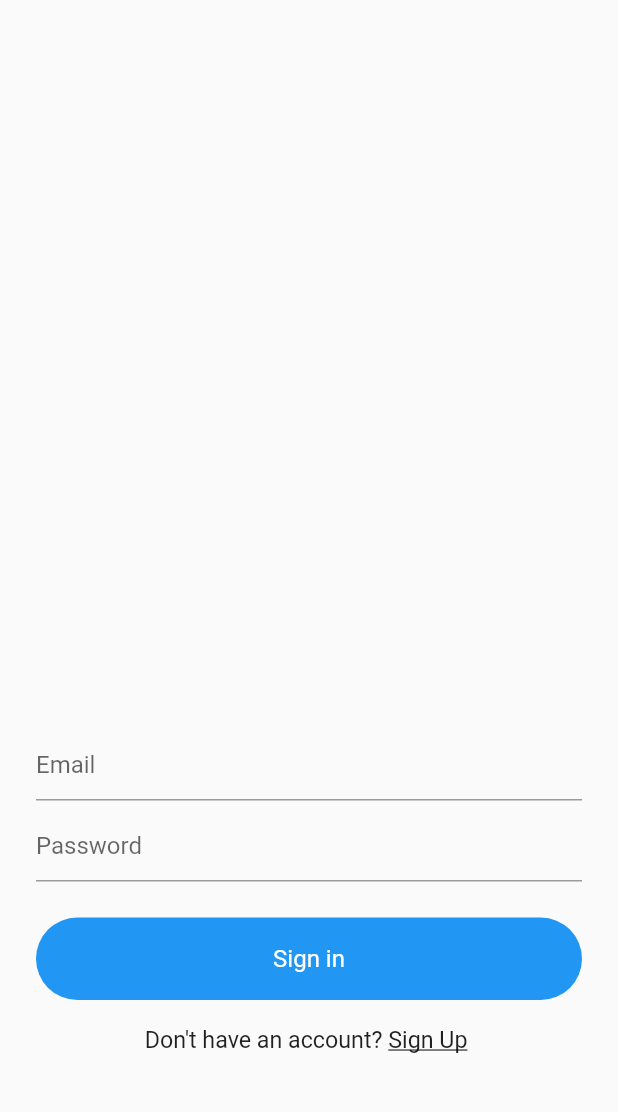
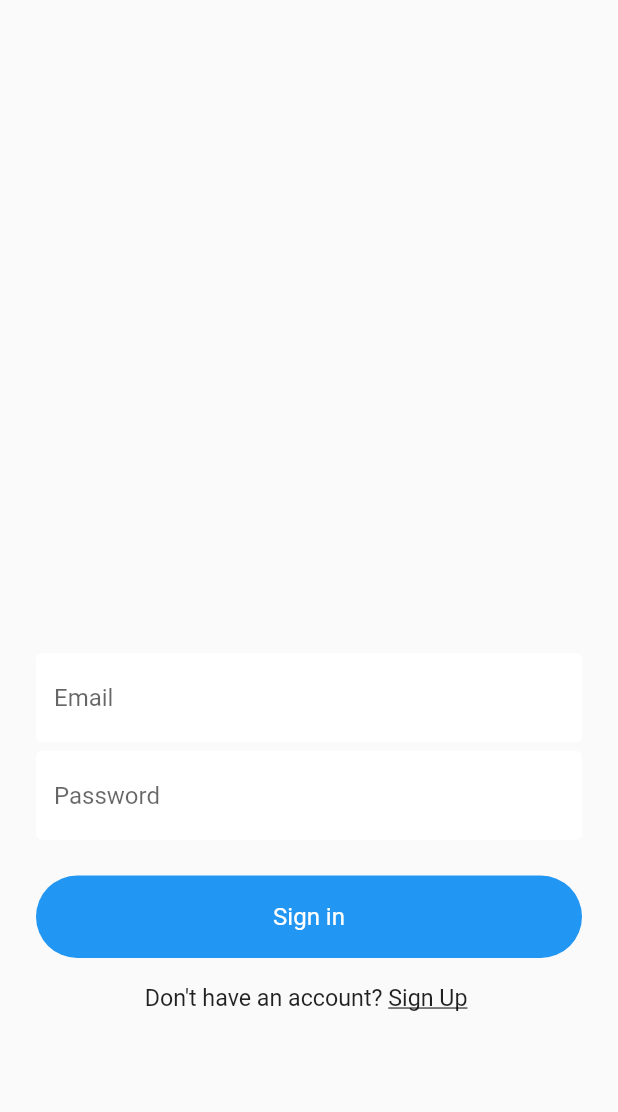
Before and after one commit to Styxer/Quiz-Game, a Flutter app: the screen it shows after launch, on a phone screen of 412 x 824 dp, the part 62-1174 px from its top. Run offline on Flutter 3.47's test engine with Material 2 defaults, Android fonts, the phone set to English and light mode, and no system bars; our stand-ins replace firebase_auth, firebase_core, flutter_spinkit; accounts and stored records are empty.

Commit message:
added auth
added auth for both sign in and sign up

BUG:
screen stuck when error comes back

```diff
--- /dev/null
+++ b/quiz_game/lib/Models/customUser.dart
@@ -0,0 +1,5 @@
+class CustomUser{
+  String userId;
+
+  CustomUser({this.userId});
+}
--- a/quiz_game/lib/main.dart
+++ b/quiz_game/lib/main.dart
@@ -1,7 +1,10 @@
+import 'package:firebase_core/firebase_core.dart';
 import 'package:flutter/material.dart';
 import 'package:quiz_game/views/signIn.dart';
 
-void main() {
+void main() async {
+  WidgetsFlutterBinding.ensureInitialized();
+  FirebaseApp app = await Firebase.initializeApp();
   runApp(MyApp());
 }
 
--- /dev/null
+++ b/quiz_game/lib/shared/constants.dart
@@ -0,0 +1,19 @@
+import 'package:flutter/material.dart';
+
+var textInputDecoration = InputDecoration(
+  hintText: 'email',
+  fillColor: Colors.white,
+  filled: true,
+  enabledBorder: OutlineInputBorder(
+    borderSide: BorderSide(
+      color: Colors.white,
+      width: 2,
+    ),
+  ),
+  focusedBorder: OutlineInputBorder(
+    borderSide: BorderSide(
+      color: Colors.pink,
+      width: 2,
+    ),
+  ),
+);
--- a/quiz_game/lib/views/signIn.dart
+++ b/quiz_game/lib/views/signIn.dart
@@ -1,5 +1,10 @@
 import 'package:flutter/cupertino.dart';
 import 'package:flutter/material.dart';
+import 'package:quiz_game/Models/customUser.dart';
+import 'package:quiz_game/services/auth.dart';
+import 'package:quiz_game/shared/constants.dart';
+import 'package:quiz_game/shared/loading.dart';
+import 'package:quiz_game/views/home.dart';
 import 'package:quiz_game/views/signUp.dart';
 import 'package:quiz_game/widgets/widgest.dart';
 
@@ -12,7 +17,29 @@ class _SignInState extends State<SignIn> {
 
   final _formKey = GlobalKey<FormState>();
   final double margin = 24;
-  String email, password;
+  String email, password, error = '';
+
+  bool isLoading = false;
+
+
+  signIn() async{
+    if(_formKey.currentState.validate()){
+      AuthService authService = AuthService();
+      setState(() {
+        isLoading = true;
+      });
+      CustomUser result =  await authService.signInEmailAndPassword(email, password);
+     // if(result == null){
+        setState(() {
+          error = "abc";
+          isLoading= false;
+        });
+
+        Navigator.pushReplacement(context, MaterialPageRoute(
+            builder: (context) => Home()));
+      //}
+    }
+  }
 
   @override
   Widget build(BuildContext context) {
@@ -24,7 +51,7 @@ class _SignInState extends State<SignIn> {
         brightness: Brightness.light,
         centerTitle: true,
       ),
-      body: Form(
+      body:  isLoading ? Loading() : Form(
         key: _formKey,
         child: Container(
           margin: EdgeInsets.symmetric(horizontal: margin),
@@ -35,28 +62,31 @@ class _SignInState extends State<SignIn> {
                 validator: (val) {
                   return val.isEmpty ? "Email cannot be empty" : null;
                 },
-                decoration: InputDecoration(
-                  hintText: "Email",
-                ),
+                decoration: textInputDecoration.copyWith(hintText: 'Email'),
                 onChanged: (val){
                   email = val;
                 },
               ),//email
               SizedBox(height: 6,),
               TextFormField(
+                obscureText: true,
                 validator: (val) {
                   return val.isEmpty ? "Password cannot be empty" : null;
                 },
-                decoration: InputDecoration(
-                  hintText: "Password",
-                ),
+                decoration: textInputDecoration.copyWith(hintText: 'Password'),
                 onChanged: (val){
                   password = val;
                 },
               ),//password
 
               SizedBox(height: 24,),
-              Container(
+
+
+              GestureDetector(
+                onTap: () async {
+                  await signIn();
+                },
+                child: Container(
                   padding: EdgeInsets.symmetric(vertical: 18),
                   decoration: BoxDecoration(
                     color: Colors.blue,
@@ -69,6 +99,7 @@ class _SignInState extends State<SignIn> {
                     style: TextStyle(
                       color: Colors.white,
                       fontSize: 16,
+                    ),
                   ),
                 ),
               ),//sign in btn container
@@ -105,6 +136,15 @@ class _SignInState extends State<SignIn> {
                 ],
               ),//sign up
 
+              SizedBox(height: 12,),
+              Text(
+                error,
+                style: TextStyle(
+                  color: Colors.red,
+                  fontSize: 14,
+                ),
+              ),
+
               SizedBox(height: 80,),
             ],
           ),
```
Also changed, not shown: quiz_game/lib/services/auth.dart (added, +49 -0 lines), quiz_game/lib/shared/loading.dart (added, +17 -0 lines), quiz_game/lib/views/home.dart (+13 -0 lines), quiz_game/lib/views/signUp.dart (+31 -12 lines), quiz_game/pubspec.yaml (+9 -0 lines), quiz_game/pubspec.lock, 4 other files. Lines whose indentation alone changed are shown as unchanged.
